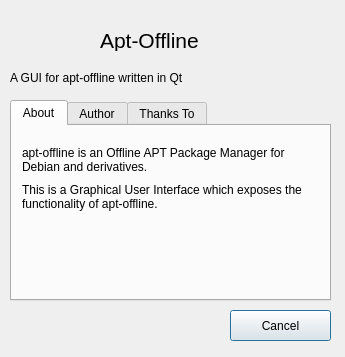
Qt form apt_offline_gui/AptOfflineQtAbout.ui (rickysarraf/apt-offline) before a commit.
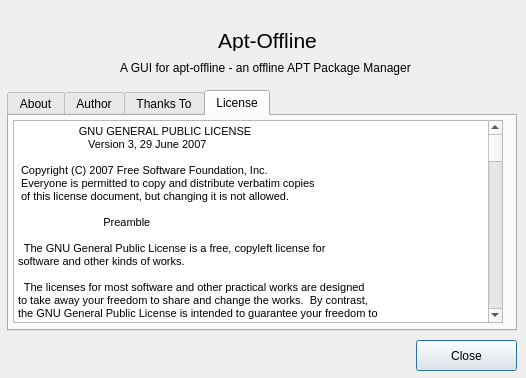
The same form after that commit. The open tabs and pages were chosen to show the change. Icons and pictures are not drawn.

Commit message: license tab added to About page ui

```diff
--- a/apt_offline_gui/AptOfflineQtAbout.ui
+++ b/apt_offline_gui/AptOfflineQtAbout.ui
@@ -6,8 +6,8 @@
    <rect>
     <x>0</x>
     <y>0</y>
-    <width>345</width>
-    <height>357</height>
+    <width>526</width>
+    <height>378</height>
    </rect>
   </property>
   <property name="windowTitle">
@@ -16,9 +16,9 @@
   <widget class="QLabel" name="label">
    <property name="geometry">
     <rect>
-     <x>100</x>
+     <x>12</x>
      <y>30</y>
-     <width>151</width>
+     <width>511</width>
      <height>21</height>
     </rect>
    </property>
@@ -30,14 +30,17 @@
    <property name="text">
     <string>Apt-Offline</string>
    </property>
+   <property name="alignment">
+    <set>Qt::AlignCenter</set>
+   </property>
   </widget>
   <widget class="QTabWidget" name="tabWidget">
    <property name="geometry">
     <rect>
-     <x>10</x>
-     <y>100</y>
-     <width>321</width>
-     <height>201</height>
+     <x>7</x>
+     <y>90</y>
+     <width>510</width>
+     <height>241</height>
     </rect>
    </property>
    <property name="currentIndex">
@@ -52,7 +55,7 @@
       <rect>
        <x>10</x>
        <y>20</y>
-       <width>301</width>
+       <width>491</width>
        <height>31</height>
       </rect>
      </property>
@@ -70,13 +73,15 @@
      <property name="geometry">
       <rect>
        <x>10</x>
-       <y>50</y>
-       <width>301</width>
-       <height>41</height>
+       <y>46</y>
+       <width>481</width>
+       <height>61</height>
       </rect>
      </property>
      <property name="text">
-      <string>This is a Graphical User Interface which exposes the functionality of apt-offline.</string>
+      <string>apt-offline can fully update/upgrade your disconnected Debian box without the need of connecting it to the network.  
+
+This is a Graphical User Interface which exposes the functionality of apt-offline.</string>
      </property>
      <property name="wordWrap">
       <bool>true</bool>
@@ -226,31 +231,730 @@
      </property>
     </widget>
    </widget>
+   <widget class="QWidget" name="licenseTab">
+    <attribute name="title">
+     <string>License</string>
+    </attribute>
+    <widget class="QPlainTextEdit" name="plainTextEdit">
+     <property name="geometry">
+      <rect>
+       <x>4</x>
+       <y>4</y>
+       <width>490</width>
+       <height>203</height>
+      </rect>
+     </property>
+     <property name="font">
+      <font>
+       <pointsize>8</pointsize>
+      </font>
+     </property>
+     <property name="plainText">
+      <string>                    GNU GENERAL PUBLIC LICENSE
+                       Version 3, 29 June 2007
+
+ Copyright (C) 2007 Free Software Foundation, Inc. &lt;http://fsf.org/&gt;
+ Everyone is permitted to copy and distribute verbatim copies
+ of this license document, but changing it is not allowed.
+
+                            Preamble
+
+  The GNU General Public License is a free, copyleft license for
+software and other kinds of works.
+
+  The licenses for most software and other practical works are designed
+to take away your freedom to share and change the works.  By contrast,
+the GNU General Public License is intended to guarantee your freedom to
+share and change all versions of a program--to make sure it remains free
+software for all its users.  We, the Free Software Foundation, use the
+GNU General Public License for most of our software; it applies also to
+any other work released this way by its authors.  You can apply it to
+your programs, too.
+
+  When we speak of free software, we are referring to freedom, not
+price.  Our General Public Licenses are designed to make sure that you
+have the freedom to distribute copies of free software (and charge for
+them if you wish), that you receive source code or can get it if you
+want it, that you can change the software or use pieces of it in new
+free programs, and that you know you can do these things.
+
+  To protect your rights, we need to prevent others from denying you
+these rights or asking you to surrender the rights.  Therefore, you have
+certain responsibilities if you distribute copies of the software, or if
+you modify it: responsibilities to respect the freedom of others.
+
+  For example, if you distribute copies of such a program, whether
+gratis or for a fee, you must pass on to the recipients the same
+freedoms that you received.  You must make sure that they, too, receive
+or can get the source code.  And you must show them these terms so they
+know their rights.
+
+  Developers that use the GNU GPL protect your rights with two steps:
+(1) assert copyright on the software, and (2) offer you this License
+giving you legal permission to copy, distribute and/or modify it.
+
+  For the developers' and authors' protection, the GPL clearly explains
+that there is no warranty for this free software.  For both users' and
+authors' sake, the GPL requires that modified versions be marked as
+changed, so that their problems will not be attributed erroneously to
+authors of previous versions.
+
+  Some devices are designed to deny users access to install or run
+modified versions of the software inside them, although the manufacturer
+can do so.  This is fundamentally incompatible with the aim of
+protecting users' freedom to change the software.  The systematic
+pattern of such abuse occurs in the area of products for individuals to
+use, which is precisely where it is most unacceptable.  Therefore, we
+have designed this version of the GPL to prohibit the practice for those
+products.  If such problems arise substantially in other domains, we
+stand ready to extend this provision to those domains in future versions
+of the GPL, as needed to protect the freedom of users.
+
+  Finally, every program is threatened constantly by software patents.
+States should not allow patents to restrict development and use of
+software on general-purpose computers, but in those that do, we wish to
+avoid the special danger that patents applied to a free program could
+make it effectively proprietary.  To prevent this, the GPL assures that
+patents cannot be used to render the program non-free.
+
+  The precise terms and conditions for copying, distribution and
+modification follow.
+
+                       TERMS AND CONDITIONS
+
+  0. Definitions.
+
+  &quot;This License&quot; refers to version 3 of the GNU General Public License.
+
+  &quot;Copyright&quot; also means copyright-like laws that apply to other kinds of
+works, such as semiconductor masks.
+
+  &quot;The Program&quot; refers to any copyrightable work licensed under this
+License.  Each licensee is addressed as &quot;you&quot;.  &quot;Licensees&quot; and
+&quot;recipients&quot; may be individuals or organizations.
+
+  To &quot;modify&quot; a work means to copy from or adapt all or part of the work
+in a fashion requiring copyright permission, other than the making of an
+exact copy.  The resulting work is called a &quot;modified version&quot; of the
+earlier work or a work &quot;based on&quot; the earlier work.
+
+  A &quot;covered work&quot; means either the unmodified Program or a work based
+on the Program.
+
+  To &quot;propagate&quot; a work means to do anything with it that, without
+permission, would make you directly or secondarily liable for
+infringement under applicable copyright law, except executing it on a
+computer or modifying a private copy.  Propagation includes copying,
+distribution (with or without modification), making available to the
+public, and in some countries other activities as well.
+
+  To &quot;convey&quot; a work means any kind of propagation that enables other
+parties to make or receive copies.  Mere interaction with a user through
+a computer network, with no transfer of a copy, is not conveying.
+
+  An interactive user interface displays &quot;Appropriate Legal Notices&quot;
+to the extent that it includes a convenient and prominently visible
+feature that (1) displays an appropriate copyright notice, and (2)
+tells the user that there is no warranty for the work (except to the
+extent that warranties are provided), that licensees may convey the
+work under this License, and how to view a copy of this License.  If
+the interface presents a list of user commands or options, such as a
+menu, a prominent item in the list meets this criterion.
+
+  1. Source Code.
+
+  The &quot;source code&quot; for a work means the preferred form of the work
+for making modifications to it.  &quot;Object code&quot; means any non-source
+form of a work.
+
+  A &quot;Standard Interface&quot; means an interface that either is an official
+standard defined by a recognized standards body, or, in the case of
+interfaces specified for a particular programming language, one that
+is widely used among developers working in that language.
+
+  The &quot;System Libraries&quot; of an executable work include anything, other
+than the work as a whole, that (a) is included in the normal form of
+packaging a Major Component, but which is not part of that Major
+Component, and (b) serves only to enable use of the work with that
+Major Component, or to implement a Standard Interface for which an
+implementation is available to the public in source code form.  A
+&quot;Major Component&quot;, in this context, means a major essential component
+(kernel, window system, and so on) of the specific operating system
+(if any) on which the executable work runs, or a compiler used to
+produce the work, or an object code interpreter used to run it.
+
+  The &quot;Corresponding Source&quot; for a work in object code form means all
+the source code needed to generate, install, and (for an executable
+work) run the object code and to modify the work, including scripts to
+control those activities.  However, it does not include the work's
+System Libraries, or general-purpose tools or generally available free
+programs which are used unmodified in performing those activities but
+which are not part of the work.  For example, Corresponding Source
+includes interface definition files associated with source files for
+the work, and the source code for shared libraries and dynamically
+linked subprograms that the work is specifically designed to require,
+such as by intimate data communication or control flow between those
+subprograms and other parts of the work.
+
+  The Corresponding Source need not include anything that users
+can regenerate automatically from other parts of the Corresponding
+Source.
+
+  The Corresponding Source for a work in source code form is that
+same work.
+
+  2. Basic Permissions.
+
+  All rights granted under this License are granted for the term of
+copyright on the Program, and are irrevocable provided the stated
+conditions are met.  This License explicitly affirms your unlimited
+permission to run the unmodified Program.  The output from running a
+covered work is covered by this License only if the output, given its
+content, constitutes a covered work.  This License acknowledges your
+rights of fair use or other equivalent, as provided by copyright law.
+
+  You may make, run and propagate covered works that you do not
+convey, without conditions so long as your license otherwise remains
+in force.  You may convey covered works to others for the sole purpose
+of having them make modifications exclusively for you, or provide you
+with facilities for running those works, provided that you comply with
+the terms of this License in conveying all material for which you do
+not control copyright.  Those thus making or running the covered works
+for you must do so exclusively on your behalf, under your direction
+and control, on terms that prohibit them from making any copies of
+your copyrighted material outside their relationship with you.
+
+  Conveying under any other circumstances is permitted solely under
+the conditions stated below.  Sublicensing is not allowed; section 10
+makes it unnecessary.
+
+  3. Protecting Users' Legal Rights From Anti-Circumvention Law.
+
+  No covered work shall be deemed part of an effective technological
+measure under any applicable law fulfilling obligations under article
+11 of the WIPO copyright treaty adopted on 20 December 1996, or
+similar laws prohibiting or restricting circumvention of such
+measures.
+
+  When you convey a covered work, you waive any legal power to forbid
+circumvention of technological measures to the extent such circumvention
+is effected by exercising rights under this License with respect to
+the covered work, and you disclaim any intention to limit operation or
+modification of the work as a means of enforcing, against the work's
+users, your or third parties' legal rights to forbid circumvention of
+technological measures.
+
+  4. Conveying Verbatim Copies.
+
+  You may convey verbatim copies of the Program's source code as you
+receive it, in any medium, provided that you conspicuously and
+appropriately publish on each copy an appropriate copyright notice;
+keep intact all notices stating that this License and any
+non-permissive terms added in accord with section 7 apply to the code;
+keep intact all notices of the absence of any warranty; and give all
+recipients a copy of this License along with the Program.
+
+  You may charge any price or no price for each copy that you convey,
+and you may offer support or warranty protection for a fee.
+
+  5. Conveying Modified Source Versions.
+
+  You may convey a work based on the Program, or the modifications to
+produce it from the Program, in the form of source code under the
+terms of section 4, provided that you also meet all of these conditions:
+
+    a) The work must carry prominent notices stating that you modified
+    it, and giving a relevant date.
+
+    b) The work must carry prominent notices stating that it is
+    released under this License and any conditions added under section
+    7.  This requirement modifies the requirement in section 4 to
+    &quot;keep intact all notices&quot;.
+
+    c) You must license the entire work, as a whole, under this
+    License to anyone who comes into possession of a copy.  This
+    License will therefore apply, along with any applicable section 7
+    additional terms, to the whole of the work, and all its parts,
+    regardless of how they are packaged.  This License gives no
+    permission to license the work in any other way, but it does not
+    invalidate such permission if you have separately received it.
+
+    d) If the work has interactive user interfaces, each must display
+    Appropriate Legal Notices; however, if the Program has interactive
+    interfaces that do not display Appropriate Legal Notices, your
+    work need not make them do so.
+
+  A compilation of a covered work with other separate and independent
+works, which are not by their nature extensions of the covered work,
+and which are not combined with it such as to form a larger program,
+in or on a volume of a storage or distribution medium, is called an
+&quot;aggregate&quot; if the compilation and its resulting copyright are not
+used to limit the access or legal rights of the compilation's users
+beyond what the individual works permit.  Inclusion of a covered work
+in an aggregate does not cause this License to apply to the other
+parts of the aggregate.
+
+  6. Conveying Non-Source Forms.
+
+  You may convey a covered work in object code form under the terms
+of sections 4 and 5, provided that you also convey the
+machine-readable Corresponding Source under the terms of this License,
+in one of these ways:
+
+    a) Convey the object code in, or embodied in, a physical product
+    (including a physical distribution medium), accompanied by the
+    Corresponding Source fixed on a durable physical medium
+    customarily used for software interchange.
+
+    b) Convey the object code in, or embodied in, a physical product
+    (including a physical distribution medium), accompanied by a
+    written offer, valid for at least three years and valid for as
+    long as you offer spare parts or customer support for that product
+    model, to give anyone who possesses the object code either (1) a
+    copy of the Corresponding Source for all the software in the
+    product that is covered by this License, on a durable physical
+    medium customarily used for software interchange, for a price no
+    more than your reasonable cost of physically performing this
+    conveying of source, or (2) access to copy the
+    Corresponding Source from a network server at no charge.
+
+    c) Convey individual copies of the object code with a copy of the
+    written offer to provide the Corresponding Source.  This
+    alternative is allowed only occasionally and noncommercially, and
+    only if you received the object code with such an offer, in accord
+    with subsection 6b.
+
+    d) Convey the object code by offering access from a designated
+    place (gratis or for a charge), and offer equivalent access to the
+    Corresponding Source in the same way through the same place at no
+    further charge.  You need not require recipients to copy the
+    Corresponding Source along with the object code.  If the place to
+    copy the object code is a network server, the Corresponding Source
+    may be on a different server (operated by you or a third party)
+    that supports equivalent copying facilities, provided you maintain
+    clear directions next to the object code saying where to find the
+    Corresponding Source.  Regardless of what server hosts the
+    Corresponding Source, you remain obligated to ensure that it is
+    available for as long as needed to satisfy these requirements.
+
+    e) Convey the object code using peer-to-peer transmission, provided
+    you inform other peers where the object code and Corresponding
+    Source of the work are being offered to the general public at no
+    charge under subsection 6d.
+
+  A separable portion of the object code, whose source code is excluded
+from the Corresponding Source as a System Library, need not be
+included in conveying the object code work.
+
+  A &quot;User Product&quot; is either (1) a &quot;consumer product&quot;, which means any
+tangible personal property which is normally used for personal, family,
+or household purposes, or (2) anything designed or sold for incorporation
+into a dwelling.  In determining whether a product is a consumer product,
+doubtful cases shall be resolved in favor of coverage.  For a particular
+product received by a particular user, &quot;normally used&quot; refers to a
+typical or common use of that class of product, regardless of the status
+of the particular user or of the way in which the particular user
+actually uses, or expects or is expected to use, the product.  A product
+is a consumer product regardless of whether the product has substantial
+commercial, industrial or non-consumer uses, unless such uses represent
+the only significant mode of use of the product.
+
+  &quot;Installation Information&quot; for a User Product means any methods,
+procedures, authorization keys, or other information required to install
+and execute modified versions of a covered work in that User Product from
+a modified version of its Corresponding Source.  The information must
+suffice to ensure that the continued functioning of the modified object
+code is in no case prevented or interfered with solely because
+modification has been made.
+
+  If you convey an object code work under this section in, or with, or
+specifically for use in, a User Product, and the conveying occurs as
+part of a transaction in which the right of possession and use of the
+User Product is transferred to the recipient in perpetuity or for a
+fixed term (regardless of how the transaction is characterized), the
+Corresponding Source conveyed under this section must be accompanied
+by the Installation Information.  But this requirement does not apply
+if neither you nor any third party retains the ability to install
+modified object code on the User Product (for example, the work has
+been installed in ROM).
+
+  The requirement to provide Installation Information does not include a
+requirement to continue to provide support service, warranty, or updates
+for a work that has been modified or installed by the recipient, or for
+the User Product in which it has been modified or installed.  Access to a
+network may be denied when the modification itself materially and
+adversely affects the operation of the network or violates the rules and
+protocols for communication across the network.
+
+  Corresponding Source conveyed, and Installation Information provided,
+in accord with this section must be in a format that is publicly
+documented (and with an implementation available to the public in
+source code form), and must require no special password or key for
+unpacking, reading or copying.
+
+  7. Additional Terms.
+
+  &quot;Additional permissions&quot; are terms that supplement the terms of this
+License by making exceptions from one or more of its conditions.
+Additional permissions that are applicable to the entire Program shall
+be treated as though they were included in this License, to the extent
+that they are valid under applicable law.  If additional permissions
+apply only to part of the Program, that part may be used separately
+under those permissions, but the entire Program remains governed by
+this License without regard to the additional permissions.
+
+  When you convey a copy of a covered work, you may at your option
+remove any additional permissions from that copy, or from any part of
+it.  (Additional permissions may be written to require their own
+removal in certain cases when you modify the work.)  You may place
+additional permissions on material, added by you to a covered work,
+for which you have or can give appropriate copyright permission.
+
+  Notwithstanding any other provision of this License, for material you
+add to a covered work, you may (if authorized by the copyright holders of
+that material) supplement the terms of this License with terms:
+
+    a) Disclaiming warranty or limiting liability differently from the
+    terms of sections 15 and 16 of this License; or
+
+    b) Requiring preservation of specified reasonable legal notices or
+    author attributions in that material or in the Appropriate Legal
+    Notices displayed by works containing it; or
+
+    c) Prohibiting misrepresentation of the origin of that material, or
+    requiring that modified versions of such material be marked in
+    reasonable ways as different from the original version; or
+
+    d) Limiting the use for publicity purposes of names of licensors or
+    authors of the material; or
+
+    e) Declining to grant rights under trademark law for use of some
+    trade names, trademarks, or service marks; or
+
+    f) Requiring indemnification of licensors and authors of that
+    material by anyone who conveys the material (or modified versions of
+    it) with contractual assumptions of liability to the recipient, for
+    any liability that these contractual assumptions directly impose on
+    those licensors and authors.
+
+  All other non-permissive additional terms are considered &quot;further
+restrictions&quot; within the meaning of section 10.  If the Program as you
+received it, or any part of it, contains a notice stating that it is
+governed by this License along with a term that is a further
+restriction, you may remove that term.  If a license document contains
+a further restriction but permits relicensing or conveying under this
+License, you may add to a covered work material governed by the terms
+of that license document, provided that the further restriction does
+not survive such relicensing or conveying.
+
+  If you add terms to a covered work in accord with this section, you
+must place, in the relevant source files, a statement of the
+additional terms that apply to those files, or a notice indicating
+where to find the applicable terms.
+
+  Additional terms, permissive or non-permissive, may be stated in the
+form of a separately written license, or stated as exceptions;
+the above requirements apply either way.
+
+  8. Termination.
+
+  You may not propagate or modify a covered work except as expressly
+provided under this License.  Any attempt otherwise to propagate or
+modify it is void, and will automatically terminate your rights under
+this License (including any patent licenses granted under the third
+paragraph of section 11).
+
+  However, if you cease all violation of this License, then your
+license from a particular copyright holder is reinstated (a)
+provisionally, unless and until the copyright holder explicitly and
+finally terminates your license, and (b) permanently, if the copyright
+holder fails to notify you of the violation by some reasonable means
+prior to 60 days after the cessation.
+
+  Moreover, your license from a particular copyright holder is
+reinstated permanently if the copyright holder notifies you of the
+violation by some reasonable means, this is the first time you have
+received notice of violation of this License (for any work) from that
+copyright holder, and you cure the violation prior to 30 days after
+your receipt of the notice.
+
+  Termination of your rights under this section does not terminate the
+licenses of parties who have received copies or rights from you under
+this License.  If your rights have been terminated and not permanently
+reinstated, you do not qualify to receive new licenses for the same
+material under section 10.
+
+  9. Acceptance Not Required for Having Copies.
+
+  You are not required to accept this License in order to receive or
+run a copy of the Program.  Ancillary propagation of a covered work
+occurring solely as a consequence of using peer-to-peer transmission
+to receive a copy likewise does not require acceptance.  However,
+nothing other than this License grants you permission to propagate or
+modify any covered work.  These actions infringe copyright if you do
+not accept this License.  Therefore, by modifying or propagating a
+covered work, you indicate your acceptance of this License to do so.
+
+  10. Automatic Licensing of Downstream Recipients.
+
+  Each time you convey a covered work, the recipient automatically
+receives a license from the original licensors, to run, modify and
+propagate that work, subject to this License.  You are not responsible
+for enforcing compliance by third parties with this License.
+
+  An &quot;entity transaction&quot; is a transaction transferring control of an
+organization, or substantially all assets of one, or subdividing an
+organization, or merging organizations.  If propagation of a covered
+work results from an entity transaction, each party to that
+transaction who receives a copy of the work also receives whatever
+licenses to the work the party's predecessor in interest had or could
+give under the previous paragraph, plus a right to possession of the
+Corresponding Source of the work from the predecessor in interest, if
+the predecessor has it or can get it with reasonable efforts.
+
+  You may not impose any further restrictions on the exercise of the
+rights granted or affirmed under this License.  For example, you may
+not impose a license fee, royalty, or other charge for exercise of
+rights granted under this License, and you may not initiate litigation
+(including a cross-claim or counterclaim in a lawsuit) alleging that
+any patent claim is infringed by making, using, selling, offering for
+sale, or importing the Program or any portion of it.
+
+  11. Patents.
+
+  A &quot;contributor&quot; is a copyright holder who authorizes use under this
+License of the Program or a work on which the Program is based.  The
+work thus licensed is called the contributor's &quot;contributor version&quot;.
+
+  A contributor's &quot;essential patent claims&quot; are all patent claims
+owned or controlled by the contributor, whether already acquired or
+hereafter acquired, that would be infringed by some manner, permitted
+by this License, of making, using, or selling its contributor version,
+but do not include claims that would be infringed only as a
+consequence of further modification of the contributor version.  For
+purposes of this definition, &quot;control&quot; includes the right to grant
+patent sublicenses in a manner consistent with the requirements of
+this License.
+
+  Each contributor grants you a non-exclusive, worldwide, royalty-free
+patent license under the contributor's essential patent claims, to
+make, use, sell, offer for sale, import and otherwise run, modify and
+propagate the contents of its contributor version.
+
+  In the following three paragraphs, a &quot;patent license&quot; is any express
+agreement or commitment, however denominated, not to enforce a patent
+(such as an express permission to practice a patent or covenant not to
+sue for patent infringement).  To &quot;grant&quot; such a patent license to a
+party means to make such an agreement or commitment not to enforce a
+patent against the party.
+
+  If you convey a covered work, knowingly relying on a patent license,
+and the Corresponding Source of the work is not available for anyone
+to copy, free of charge and under the terms of this License, through a
+publicly available network server or other readily accessible means,
+then you must either (1) cause the Corresponding Source to be so
+available, or (2) arrange to deprive yourself of the benefit of the
+patent license for this particular work, or (3) arrange, in a manner
+consistent with the requirements of this License, to extend the patent
+license to downstream recipients.  &quot;Knowingly relying&quot; means you have
+actual knowledge that, but for the patent license, your conveying the
+covered work in a country, or your recipient's use of the covered work
+in a country, would infringe one or more identifiable patents in that
+country that you have reason to believe are valid.
+
+  If, pursuant to or in connection with a single transaction or
+arrangement, you convey, or propagate by procuring conveyance of, a
+covered work, and grant a patent license to some of the parties
+receiving the covered work authorizing them to use, propagate, modify
+or convey a specific copy of the covered work, then the patent license
+you grant is automatically extended to all recipients of the covered
+work and works based on it.
+
+  A patent license is &quot;discriminatory&quot; if it does not include within
+the scope of its coverage, prohibits the exercise of, or is
+conditioned on the non-exercise of one or more of the rights that are
+specifically granted under this License.  You may not convey a covered
+work if you are a party to an arrangement with a third party that is
+in the business of distributing software, under which you make payment
+to the third party based on the extent of your activity of conveying
+the work, and under which the third party grants, to any of the
+parties who would receive the covered work from you, a discriminatory
+patent license (a) in connection with copies of the covered work
+conveyed by you (or copies made from those copies), or (b) primarily
+for and in connection with specific products or compilations that
+contain the covered work, unless you entered into that arrangement,
+or that patent license was granted, prior to 28 March 2007.
+
+  Nothing in this License shall be construed as excluding or limiting
+any implied license or other defenses to infringement that may
+otherwise be available to you under applicable patent law.
+
+  12. No Surrender of Others' Freedom.
+
+  If conditions are imposed on you (whether by court order, agreement or
+otherwise) that contradict the conditions of this License, they do not
+excuse you from the conditions of this License.  If you cannot convey a
+covered work so as to satisfy simultaneously your obligations under this
+License and any other pertinent obligations, then as a consequence you may
+not convey it at all.  For example, if you agree to terms that obligate you
+to collect a royalty for further conveying from those to whom you convey
+the Program, the only way you could satisfy both those terms and this
+License would be to refrain entirely from conveying the Program.
+
+  13. Use with the GNU Affero General Public License.
+
+  Notwithstanding any other provision of this License, you have
+permission to link or combine any covered work with a work licensed
+under version 3 of the GNU Affero General Public License into a single
+combined work, and to convey the resulting work.  The terms of this
+License will continue to apply to the part which is the covered work,
+but the special requirements of the GNU Affero General Public License,
+section 13, concerning interaction through a network will apply to the
+combination as such.
+
+  14. Revised Versions of this License.
+
+  The Free Software Foundation may publish revised and/or new versions of
+the GNU General Public License from time to time.  Such new versions will
+be similar in spirit to the present version, but may differ in detail to
+address new problems or concerns.
+
+  Each version is given a distinguishing version number.  If the
+Program specifies that a certain numbered version of the GNU General
+Public License &quot;or any later version&quot; applies to it, you have the
+option of following the terms and conditions either of that numbered
+version or of any later version published by the Free Software
+Foundation.  If the Program does not specify a version number of the
+GNU General Public License, you may choose any version ever published
+by the Free Software Foundation.
+
+  If the Program specifies that a proxy can decide which future
+versions of the GNU General Public License can be used, that proxy's
+public statement of acceptance of a version permanently authorizes you
+to choose that version for the Program.
+
+  Later license versions may give you additional or different
+permissions.  However, no additional obligations are imposed on any
+author or copyright holder as a result of your choosing to follow a
+later version.
+
+  15. Disclaimer of Warranty.
+
+  THERE IS NO WARRANTY FOR THE PROGRAM, TO THE EXTENT PERMITTED BY
+APPLICABLE LAW.  EXCEPT WHEN OTHERWISE STATED IN WRITING THE COPYRIGHT
+HOLDERS AND/OR OTHER PARTIES PROVIDE THE PROGRAM &quot;AS IS&quot; WITHOUT WARRANTY
+OF ANY KIND, EITHER EXPRESSED OR IMPLIED, INCLUDING, BUT NOT LIMITED TO,
+THE IMPLIED WARRANTIES OF MERCHANTABILITY AND FITNESS FOR A PARTICULAR
+PURPOSE.  THE ENTIRE RISK AS TO THE QUALITY AND PERFORMANCE OF THE PROGRAM
+IS WITH YOU.  SHOULD THE PROGRAM PROVE DEFECTIVE, YOU ASSUME THE COST OF
+ALL NECESSARY SERVICING, REPAIR OR CORRECTION.
+
+  16. Limitation of Liability.
+
+  IN NO EVENT UNLESS REQUIRED BY APPLICABLE LAW OR AGREED TO IN WRITING
+WILL ANY COPYRIGHT HOLDER, OR ANY OTHER PARTY WHO MODIFIES AND/OR CONVEYS
+THE PROGRAM AS PERMITTED ABOVE, BE LIABLE TO YOU FOR DAMAGES, INCLUDING ANY
+GENERAL, SPECIAL, INCIDENTAL OR CONSEQUENTIAL DAMAGES ARISING OUT OF THE
+USE OR INABILITY TO USE THE PROGRAM (INCLUDING BUT NOT LIMITED TO LOSS OF
+DATA OR DATA BEING RENDERED INACCURATE OR LOSSES SUSTAINED BY YOU OR THIRD
+PARTIES OR A FAILURE OF THE PROGRAM TO OPERATE WITH ANY OTHER PROGRAMS),
+EVEN IF SUCH HOLDER OR OTHER PARTY HAS BEEN ADVISED OF THE POSSIBILITY OF
+SUCH DAMAGES.
+
+  17. Interpretation of Sections 15 and 16.
+
+  If the disclaimer of warranty and limitation of liability provided
+above cannot be given local legal effect according to their terms,
+reviewing courts shall apply local law that most closely approximates
+an absolute waiver of all civil liability in connection with the
+Program, unless a warranty or assumption of liability accompanies a
+copy of the Program in return for a fee.
+
+                     END OF TERMS AND CONDITIONS
+
+            How to Apply These Terms to Your New Programs
+
+  If you develop a new program, and you want it to be of the greatest
+possible use to the public, the best way to achieve this is to make it
+free software which everyone can redistribute and change under these terms.
+
+  To do so, attach the following notices to the program.  It is safest
+to attach them to the start of each source file to most effectively
+state the exclusion of warranty; and each file should have at least
+the &quot;copyright&quot; line and a pointer to where the full notice is found.
+
+    &lt;one line to give the program's name and a brief idea of what it does.&gt;
+    Copyright (C) &lt;year&gt;  &lt;name of author&gt;
+
+    This program is free software: you can redistribute it and/or modify
+    it under the terms of the GNU General Public License as published by
+    the Free Software Foundation, either version 3 of the License, or
+    (at your option) any later version.
+
+    This program is distributed in the hope that it will be useful,
+    but WITHOUT ANY WARRANTY; without even the implied warranty of
+    MERCHANTABILITY or FITNESS FOR A PARTICULAR PURPOSE.  See the
+    GNU General Public License for more details.
+
+    You should have received a copy of the GNU General Public License
+    along with this program.  If not, see &lt;http://www.gnu.org/licenses/&gt;.
+
+Also add information on how to contact you by electronic and paper mail.
+
+  If the program does terminal interaction, make it output a short
+notice like this when it starts in an interactive mode:
+
+    &lt;program&gt;  Copyright (C) &lt;year&gt;  &lt;name of author&gt;
+    This program comes with ABSOLUTELY NO WARRANTY; for details type `show w'.
+    This is free software, and you are welcome to redistribute it
+    under certain conditions; type `show c' for details.
+
+The hypothetical commands `show w' and `show c' should show the appropriate
+parts of the General Public License.  Of course, your program's commands
+might be different; for a GUI interface, you would use an &quot;about box&quot;.
+
+  You should also get your employer (if you work as a programmer) or school,
+if any, to sign a &quot;copyright disclaimer&quot; for the program, if necessary.
+For more information on this, and how to apply and follow the GNU GPL, see
+&lt;http://www.gnu.org/licenses/&gt;.
+
+  The GNU General Public License does not permit incorporating your program
+into proprietary programs.  If your program is a subroutine library, you
+may consider it more useful to permit linking proprietary applications with
+the library.  If this is what you want to do, use the GNU Lesser General
+Public License instead of this License.  But first, please read
+&lt;http://www.gnu.org/philosophy/why-not-lgpl.html&gt;.</string>
+     </property>
+    </widget>
+   </widget>
   </widget>
   <widget class="QLabel" name="label_2">
    <property name="geometry">
     <rect>
      <x>10</x>
-     <y>70</y>
-     <width>271</width>
+     <y>60</y>
+     <width>511</width>
      <height>16</height>
     </rect>
    </property>
    <property name="text">
-    <string>A GUI for apt-offline written in Qt</string>
+    <string>A GUI for apt-offline - an offline APT Package Manager</string>
+   </property>
+   <property name="alignment">
+    <set>Qt::AlignCenter</set>
    </property>
   </widget>
   <widget class="QPushButton" name="pushButton">
    <property name="geometry">
     <rect>
-     <x>230</x>
-     <y>310</y>
+     <x>416</x>
+     <y>340</y>
      <width>101</width>
      <height>31</height>
     </rect>
    </property>
    <property name="text">
-    <string>Cancel</string>
+    <string>Close</string>
    </property>
    <property name="icon">
     <iconset resource="resources.qrc">
```
